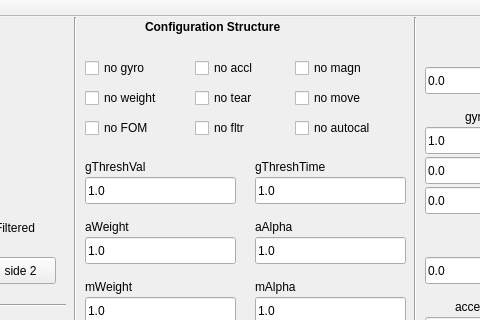
Old version of the form windowGUI.ui in the repository ssymeonidis/displayIMU; both pictures show x 645 to 1125 and y 0 to 320 of the 1400 by 770 pixel window.
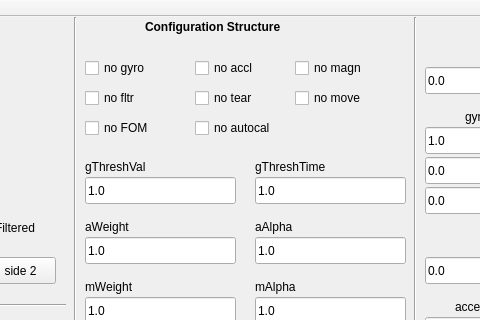
New version of the form. Custom widgets are drawn as their Qt base class.

Patch:
```diff
--- a/windowGUI.ui
+++ b/windowGUI.ui
@@ -1464,7 +1464,7 @@
      <string>Save</string>
     </property>
    </widget>
-   <widget class="QCheckBox" name="noWeight">
+   <widget class="QCheckBox" name="noFltr">
     <property name="geometry">
      <rect>
       <x>730</x>
@@ -1474,7 +1474,7 @@
      </rect>
     </property>
     <property name="text">
-     <string>no weight</string>
+     <string>no fltr</string>
     </property>
    </widget>
    <widget class="QCheckBox" name="noTear">
@@ -1506,7 +1506,7 @@
    <widget class="QCheckBox" name="noAutocal">
     <property name="geometry">
      <rect>
-      <x>940</x>
+      <x>840</x>
       <y>100</y>
       <width>101</width>
       <height>22</height>
@@ -1529,19 +1529,6 @@
      <string>no FOM</string>
     </property>
    </widget>
-   <widget class="QCheckBox" name="noFltr">
-    <property name="geometry">
-     <rect>
-      <x>840</x>
-      <y>100</y>
-      <width>91</width>
-      <height>22</height>
-     </rect>
-    </property>
-    <property name="text">
-     <string>no fltr</string>
-    </property>
-   </widget>
    <widget class="QLineEdit" name="gThreshVal">
     <property name="geometry">
      <rect>
```
Left out of the diff: 256 changed lines with no effect on the pictures.
